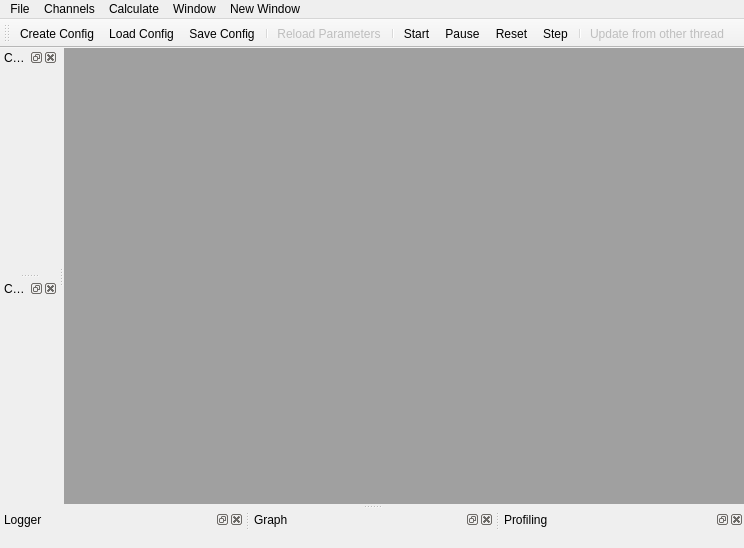
Before: the Qt Designer form GUI/Qt/UGEngineControllWidget.ui in aicommunity/Rdk, drawn with Qt 5.
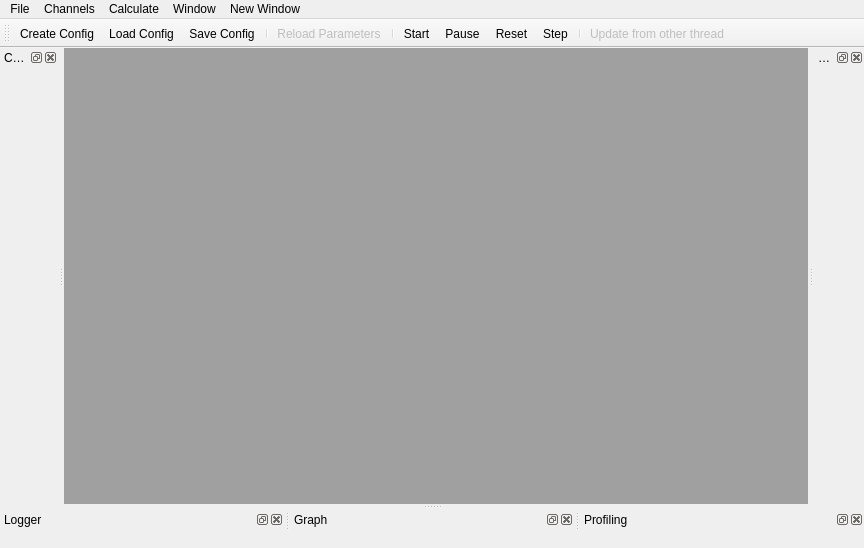
After: the same form once the commit is applied.

Commit message: Gui/Qt: Channles control has been updated.

```diff
--- a/GUI/Qt/UGEngineControllWidget.ui
+++ b/GUI/Qt/UGEngineControllWidget.ui
@@ -6,7 +6,7 @@
    <rect>
     <x>0</x>
     <y>0</y>
-    <width>744</width>
+    <width>864</width>
     <height>548</height>
    </rect>
   </property>
@@ -65,8 +65,8 @@
     <rect>
      <x>0</x>
      <y>0</y>
-     <width>744</width>
-     <height>21</height>
+     <width>864</width>
+     <height>26</height>
     </rect>
    </property>
    <widget class="QMenu" name="menuFile">
@@ -195,6 +195,9 @@
    </property>
   </widget>
   <widget class="QDockWidget" name="dockWidgetComponentsList">
+   <property name="features">
+    <set>QDockWidget::AllDockWidgetFeatures</set>
+   </property>
    <property name="windowTitle">
     <string>Components list</string>
    </property>
@@ -203,11 +206,32 @@
    </attribute>
   </widget>
   <widget class="QDockWidget" name="dockWidgetChannels">
+   <property name="sizePolicy">
+    <sizepolicy hsizetype="Preferred" vsizetype="Preferred">
+     <horstretch>0</horstretch>
+     <verstretch>0</verstretch>
+    </sizepolicy>
+   </property>
+   <property name="minimumSize">
+    <size>
+     <width>50</width>
+     <height>26</height>
+    </size>
+   </property>
+   <property name="maximumSize">
+    <size>
+     <width>50</width>
+     <height>524287</height>
+    </size>
+   </property>
+   <property name="floating">
+    <bool>false</bool>
+   </property>
    <property name="windowTitle">
-    <string>Channels</string>
+    <string>Chnls</string>
    </property>
    <attribute name="dockWidgetArea">
-    <number>1</number>
+    <number>2</number>
    </attribute>
   </widget>
   <widget class="QDockWidget" name="dockWidgetLoger">
```
The commit also changes 2 other files.
